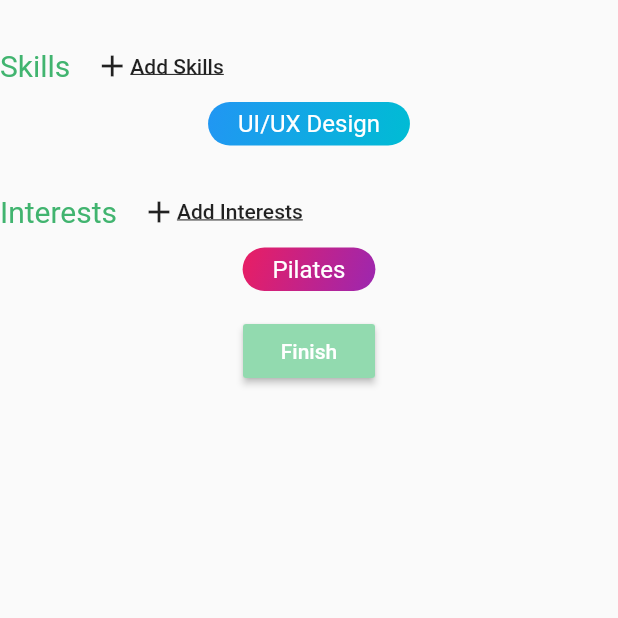
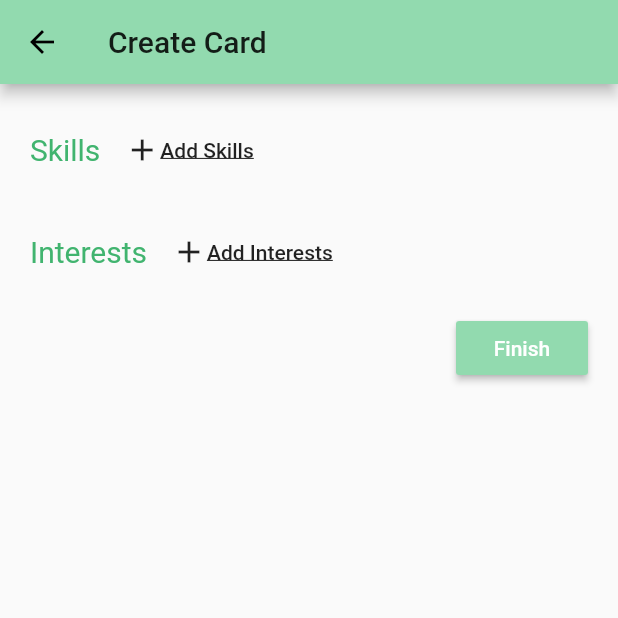
Before and after one commit to awarrier99/Digital-Trading-Cards, a Flutter app: the CreateAccount3 screen opened directly, on a phone screen of 412 x 824 dp, the top half of it. Run offline on Flutter 3.47's test engine with Material 2 defaults, Android fonts, the light colour scheme and no system bars; Roboto replaces fonts that are missing (Montserrat).

Commit message:
Issue: #6 - Styling updates to CreateAccount3

```diff
--- a/src/ui/lib/components/forms/DynamicForm.dart
+++ b/src/ui/lib/components/forms/DynamicForm.dart
@@ -1,5 +1,4 @@
 import 'package:flutter/material.dart';
-import 'package:ui/components/forms/ColorBadge.dart';
 import 'package:ui/palette.dart';
 
 import 'SubForm.dart';
@@ -30,7 +29,6 @@ class _DynamicFormState extends State<DynamicForm> {
     return new SubFormInheretedWidget(
         inputs: widget.inputs,
         child: Container(
-            margin: EdgeInsets.only(top: 20),
             child: Form(
                 key: _formKey,
                 child: Column(children: [
--- a/src/ui/lib/components/forms/InterestsInputs.dart
+++ b/src/ui/lib/components/forms/InterestsInputs.dart
@@ -7,7 +7,7 @@ class InterestsInputs extends StatelessWidget {
       mainAxisAlignment: MainAxisAlignment.start,
       children: [
         TextFormField(
-          decoration: InputDecoration(labelText: 'Name'),
+          decoration: InputDecoration(hintText: 'Name'),
           validator: (value) {
             if (value.isEmpty) {
               return 'Required';
--- a/src/ui/lib/screens/CreateAccount3.dart
+++ b/src/ui/lib/screens/CreateAccount3.dart
@@ -3,22 +3,33 @@ import 'package:ui/palette.dart';
 import 'package:ui/components/forms/InterestsInputs.dart';
 
 import '../components/forms/DynamicForm.dart';
-import '../components/forms/ColorBadge.dart';
 import '../components/forms/SkillsInputs.dart';
 
 class CreateAccount3 extends StatelessWidget {
-  final _skillsAndInterestsFormKey = GlobalKey<FormState>();
+  Future nextStep(context) async {
+    Navigator.pop(context);
+  }
 
   @override
   Widget build(BuildContext context) {
     return Scaffold(
-        body: SingleChildScrollView(
+      appBar: AppBar(
+        title: Text(
+          'Create Card',
+          style: TextStyle(fontFamily: 'Montserrat'),
+        ),
+      ),
+      body: Container(
+        margin: EdgeInsets.all(20),
+        child: SingleChildScrollView(
           child: Form(
               child: Column(children: <Widget>[
             DynamicForm('Skills', SkillsInputs()),
-        ColorBadge('UI/UX Design', Colors.blue, Colors.cyan),
+            SizedBox(height: 20),
             DynamicForm('Interests', InterestsInputs()),
-        ColorBadge('Pilates', Colors.pink, Colors.purple),
+            Row(
+              mainAxisAlignment: MainAxisAlignment.end,
+              children: [
                 Padding(
                     padding: const EdgeInsets.symmetric(vertical: 16.0),
                     child: RaisedButton(
@@ -26,12 +37,15 @@ class CreateAccount3 extends StatelessWidget {
                       textColor: Colors.white,
                       color: Palette.primaryGreen,
                       onPressed: () {
-                if (_skillsAndInterestsFormKey.currentState.validate()) {
-                  Navigator.pop(context);
-                }
+                        Navigator.of(context)
+                            .popUntil((route) => route.isFirst);
                       },
                     )),
+              ],
+            )
           ])),
-    ));
+        ),
+      ),
+    );
   }
 }
--- a/src/ui/lib/screens/CreateCard1.dart
+++ b/src/ui/lib/screens/CreateCard1.dart
@@ -18,7 +18,10 @@ class CreateCard1 extends StatelessWidget {
   Widget build(BuildContext context) {
     return Scaffold(
         appBar: AppBar(
-          title: Text('Create Card'),
+          title: Text(
+            'Create Card',
+            style: TextStyle(fontFamily: 'Montserrat'),
+          ),
         ),
         body: Container(
             margin: EdgeInsets.all(20),
@@ -26,6 +29,7 @@ class CreateCard1 extends StatelessWidget {
               child: Form(
                   child: Column(children: <Widget>[
                 PersonalInfoInputs(_createCard1FormKey),
+                SizedBox(height: 20),
                 DynamicForm('Education', EducationInputs()),
                 Row(mainAxisAlignment: MainAxisAlignment.end, children: [
                   Padding(
```
Also changed, not shown: src/ui/lib/components/forms/SkillsInputs.dart (+8 -2 lines), src/ui/lib/screens/WelcomeScreen.dart (+6 -4 lines). Lines whose indentation alone changed are shown as unchanged.
